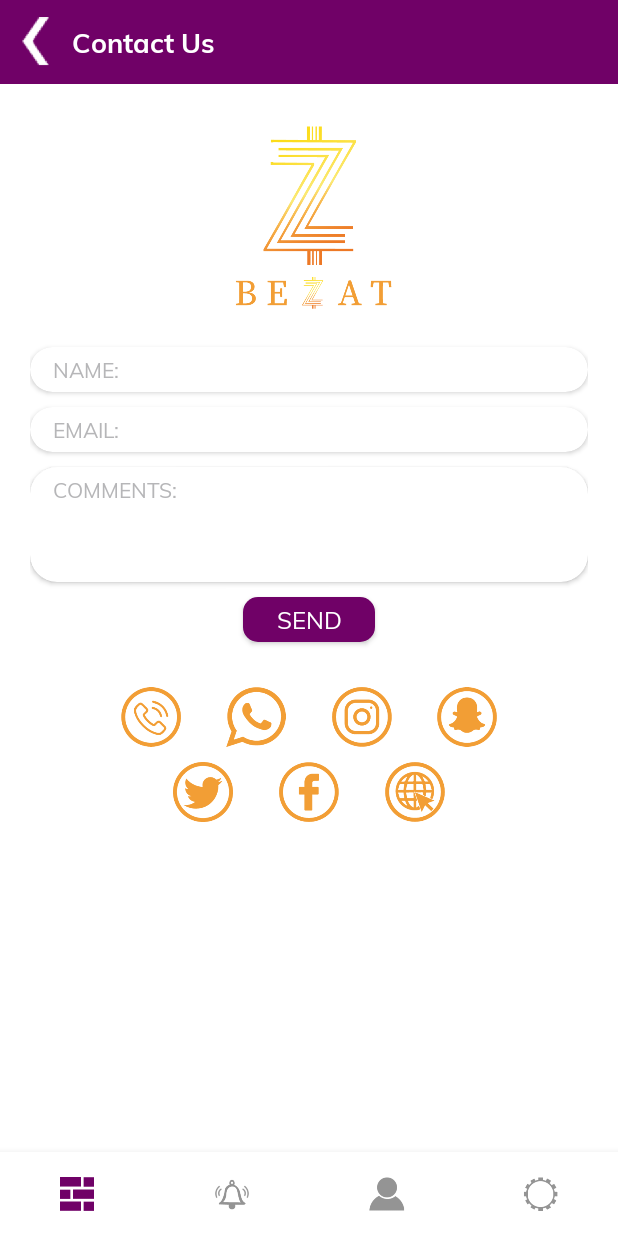
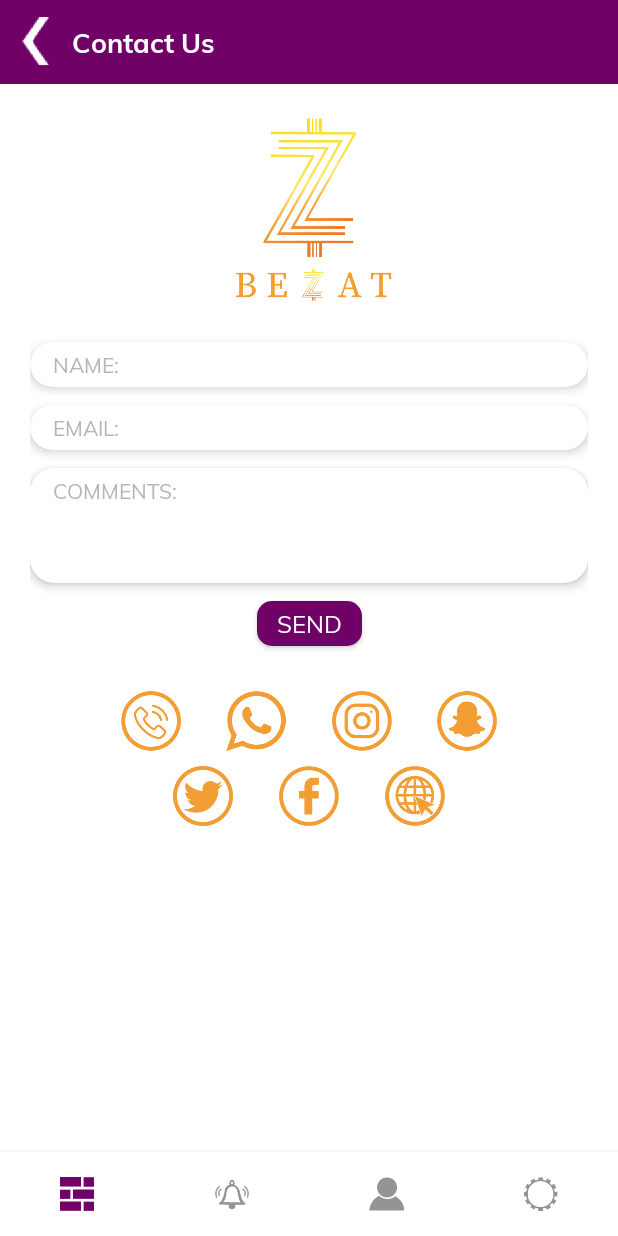
Before and after one commit to navjotrana28/bezatRetailer, an Android app: the fragment ContactUsFragment placed in its activity, on a phone screen of 412 x 824 dp. Run offline under Robolectric (Android 15) with nearby library versions, the phone set to English and light mode, and no system bars; our stand-ins replace CircleImageView, Picasso, Volley, sdp/ssp sizes; network calls fail; pictures from the network do not load.

Commit message:
fix icons and profile section

```diff
--- a/app/src/main/res/layout/fragment_contact_us.xml
+++ b/app/src/main/res/layout/fragment_contact_us.xml
@@ -47,7 +47,6 @@
 			android:id="@+id/imgProfile"
 			android:layout_width="150dp"
 			android:layout_height="150dp"
-			android:layout_marginTop="5dp"
 			android:background="@color/white"
 			android:scaleType="fitCenter"
 			android:src="@drawable/bezat_contact_logo"
@@ -72,8 +71,8 @@
 				android:id="@+id/contact_name"
 				android:layout_width="match_parent"
 				android:layout_height="wrap_content"
-				android:layout_marginTop="10dp"
-				android:elevation="@dimen/card_elevation"
+				android:layout_marginTop="12dp"
+				app:cardElevation="@dimen/card_elevation"
 				app:cardBackgroundColor="@color/white"
 				app:cardCornerRadius="@dimen/corner_radius"
 				app:layout_constraintEnd_toEndOf="parent"
@@ -98,8 +97,8 @@
 				android:id="@+id/contact_email"
 				android:layout_width="match_parent"
 				android:layout_height="wrap_content"
-				android:layout_marginTop="10dp"
-				android:elevation="@dimen/card_elevation"
+				android:layout_marginTop="12dp"
+				app:cardElevation="@dimen/card_elevation"
 				app:cardBackgroundColor="@color/white"
 				app:cardCornerRadius="@dimen/corner_radius"
 				app:layout_constraintEnd_toEndOf="parent"
@@ -124,8 +123,8 @@
 				android:id="@+id/contact_comments"
 				android:layout_width="match_parent"
 				android:layout_height="wrap_content"
-				android:layout_marginTop="10dp"
-				android:elevation="@dimen/card_elevation"
+				android:layout_marginTop="12dp"
+				app:cardElevation="@dimen/card_elevation"
 				app:cardBackgroundColor="@color/white"
 				app:cardCornerRadius="@dimen/corner_radius"
 				app:layout_constraintEnd_toEndOf="parent"
@@ -150,9 +149,9 @@
 		</androidx.cardview.widget.CardView>
 		<Button
 				android:id="@+id/contact_button"
-				android:layout_width="wrap_content"
+				android:layout_width="70dp"
 				android:layout_height="30dp"
-				android:layout_marginTop="10dp"
+				android:layout_marginTop="12dp"
 				android:background="@drawable/round_edge_and_color_background"
 				android:text="SEND"
 				android:textColor="@color/white"
--- a/app/src/main/res/values/dimens.xml
+++ b/app/src/main/res/values/dimens.xml
@@ -38,6 +38,6 @@
     <dimen name="spacing_slightly_extra_large">40dp</dimen>
     <dimen name="spacing_extra_large">64dp</dimen>
     <dimen name="spacing_moderate">12dp</dimen>
-    <dimen name="corner_radius">18dp</dimen>
-    <dimen name="card_elevation">10dp</dimen>
+    <dimen name="corner_radius">16dp</dimen>
+    <dimen name="card_elevation">4dp</dimen>
 </resources>
```
